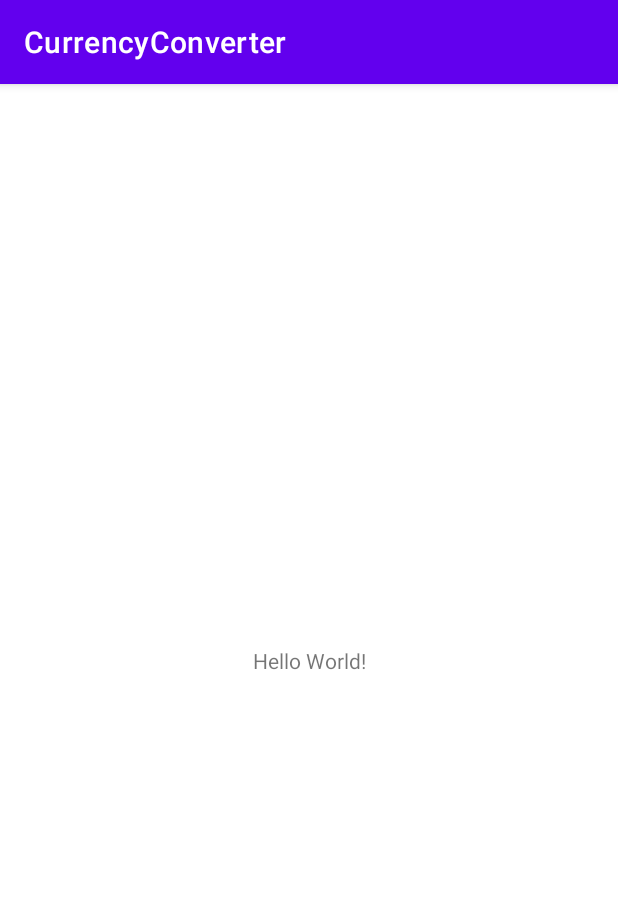
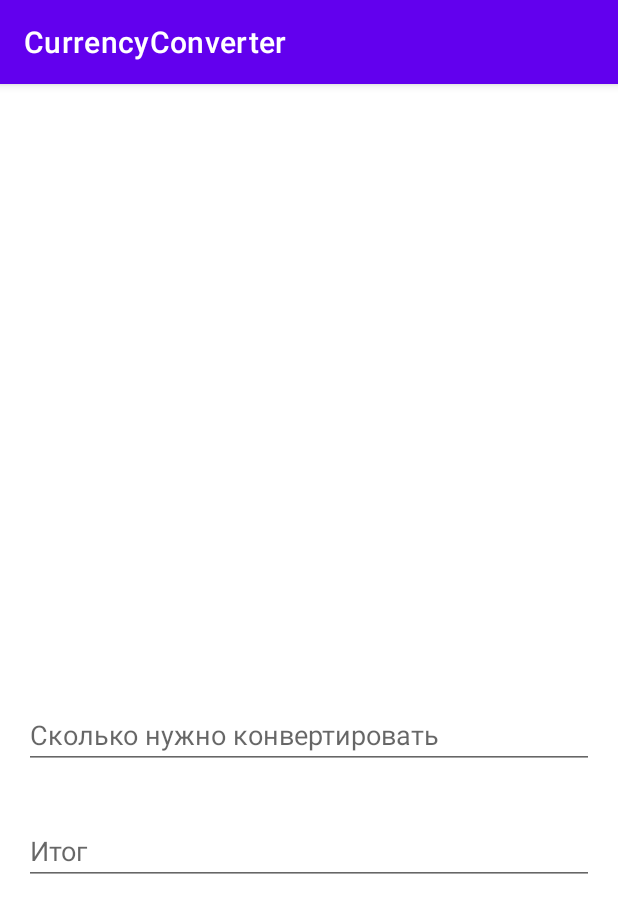
Before and after one commit to kirillpyatnitskiy/CurrencyConverter, an Android app: the screen it shows after launch (MainActivity), on a phone screen of 412 x 824 dp. Shown: the top 913 px of the screen. Run offline under Robolectric (Android 15) with nearby library versions, the phone set to English and light mode, and no system bars; 1 statement that could not run was skipped.

Commit message:
Created layout

```diff
--- a/app/build.gradle
+++ b/app/build.gradle
@@ -15,6 +15,10 @@ android {
         versionName "1.0"
 
         testInstrumentationRunner "androidx.test.runner.AndroidJUnitRunner"
+
+        buildFeatures {
+            viewBinding = true
+        }
     }
 
     buildTypes {
@@ -39,6 +43,9 @@ dependencies {
     implementation 'androidx.appcompat:appcompat:1.3.0'
     implementation 'com.google.android.material:material:1.3.0'
     implementation 'androidx.constraintlayout:constraintlayout:2.0.4'
+
+    implementation 'androidx.databinding:viewbinding:4.2.2'
+
     testImplementation 'junit:junit:4.+'
     androidTestImplementation 'androidx.test.ext:junit:1.1.2'
     androidTestImplementation 'androidx.test.espresso:espresso-core:3.3.0'
--- a/app/src/main/java/com/example/currencyconverter/MainActivity.kt
+++ b/app/src/main/java/com/example/currencyconverter/MainActivity.kt
@@ -2,10 +2,15 @@ package com.example.currencyconverter
 
 import androidx.appcompat.app.AppCompatActivity
 import android.os.Bundle
+import com.example.currencyconverter.databinding.ActivityMainBinding
 
 class MainActivity : AppCompatActivity() {
+
+    private lateinit var binding: ActivityMainBinding
+
     override fun onCreate(savedInstanceState: Bundle?) {
         super.onCreate(savedInstanceState)
+        binding = ActivityMainBinding.inflate(layoutInflater)
         setContentView(R.layout.activity_main)
     }
 }
--- a/app/src/main/res/layout/activity_main.xml
+++ b/app/src/main/res/layout/activity_main.xml
@@ -7,13 +7,87 @@
     android:layout_height="match_parent"
     tools:context=".MainActivity">
 
+    <androidx.recyclerview.widget.RecyclerView
+        android:id="@+id/fromRV"
+        android:layout_width="0dp"
+        android:layout_height="50dp"
+        android:layout_marginTop="50dp"
+        android:layout_marginStart="16dp"
+        android:layout_marginEnd="16dp"
+        android:orientation="horizontal"
+        app:layout_constraintEnd_toEndOf="parent"
+        app:layout_constraintStart_toStartOf="parent"
+        app:layout_constraintTop_toTopOf="parent" />
+
+    <androidx.recyclerview.widget.RecyclerView
+        android:id="@+id/toRV"
+        android:layout_width="0dp"
+        android:layout_height="50dp"
+        android:orientation="horizontal"
+        android:layout_marginStart="16dp"
+        android:layout_marginEnd="16dp"
+        android:layout_marginTop="16dp"
+        app:layout_constraintEnd_toEndOf="parent"
+        app:layout_constraintStart_toStartOf="parent"
+        app:layout_constraintTop_toBottomOf="@+id/fromRV" />
+
     <TextView
+        android:id="@+id/fromTextView"
         android:layout_width="wrap_content"
         android:layout_height="wrap_content"
-        android:text="Hello World!"
-        app:layout_constraintBottom_toBottomOf="parent"
-        app:layout_constraintLeft_toLeftOf="parent"
-        app:layout_constraintRight_toRightOf="parent"
-        app:layout_constraintTop_toTopOf="parent" />
+        android:layout_marginStart="16dp"
+        android:textSize="34sp"
+        android:layout_marginTop="100dp"
+        app:layout_constraintStart_toStartOf="parent"
+        app:layout_constraintTop_toBottomOf="@+id/toRV" />
+
+    <TextView
+        android:id="@+id/middle"
+        android:layout_width="wrap_content"
+        android:layout_height="wrap_content"
+        android:textSize="34sp"
+        android:layout_marginTop="100dp"
+        app:layout_constraintEnd_toStartOf="@+id/toTextView"
+        app:layout_constraintHorizontal_bias="0.495"
+        app:layout_constraintStart_toEndOf="@+id/fromTextView"
+        app:layout_constraintTop_toBottomOf="@+id/toRV" />
+
+    <TextView
+        android:id="@+id/toTextView"
+        android:layout_width="wrap_content"
+        android:layout_height="wrap_content"
+        android:layout_marginEnd="16dp"
+        android:textSize="34sp"
+        android:layout_marginTop="100dp"
+        app:layout_constraintEnd_toEndOf="parent"
+        app:layout_constraintTop_toBottomOf="@+id/toRV" />
+
+    <EditText
+        android:id="@+id/howFromEditText"
+        android:layout_width="0dp"
+        android:layout_height="wrap_content"
+        android:inputType="textPersonName"
+        android:hint="@string/howNeedConverting"
+        android:ems="10"
+        android:layout_marginTop="100dp"
+        android:layout_marginStart="16dp"
+        android:layout_marginEnd="16dp"
+        app:layout_constraintEnd_toEndOf="parent"
+        app:layout_constraintStart_toStartOf="parent"
+        app:layout_constraintTop_toBottomOf="@+id/middle" />
+
+    <EditText
+        android:id="@+id/editTextTextPersonName2"
+        android:layout_width="0dp"
+        android:layout_height="wrap_content"
+        android:inputType="textPersonName"
+        android:hint="@string/totalConverted"
+        android:ems="10"
+        android:layout_marginTop="32dp"
+        android:layout_marginStart="16dp"
+        android:layout_marginEnd="16dp"
+        app:layout_constraintEnd_toEndOf="parent"
+        app:layout_constraintStart_toStartOf="parent"
+        app:layout_constraintTop_toBottomOf="@+id/howFromEditText" />
 
 </androidx.constraintlayout.widget.ConstraintLayout>
--- /dev/null
+++ b/app/src/main/res/layout/currency_item.xml
@@ -0,0 +1,15 @@
+<?xml version="1.0" encoding="utf-8"?>
+<FrameLayout
+    xmlns:android="http://schemas.android.com/apk/res/android"
+    android:layout_width="wrap_content"
+    android:layout_height="wrap_content">
+
+    <TextView
+        android:id="@+id/currencyName"
+        android:layout_width="wrap_content"
+        android:layout_height="wrap_content"
+        android:text="@string/ruble"
+        android:textSize="20sp"
+        android:gravity="center"
+        android:layout_gravity="center" />
+</FrameLayout>
--- a/app/src/main/res/values/strings.xml
+++ b/app/src/main/res/values/strings.xml
@@ -1,3 +1,11 @@
 <resources>
     <string name="app_name">CurrencyConverter</string>
+    <string name="ruble">RUB</string>
+    <string name="dollar">USD</string>
+    <string name="euro">EUR</string>
+    <string name="pound">GBP</string>
+    <string name="frank">CHF</string>
+    <string name="yuan">CNY</string>
+    <string name="howNeedConverting">Сколько нужно конвертировать</string>
+    <string name="totalConverted">Итог</string>
 </resources>
```
